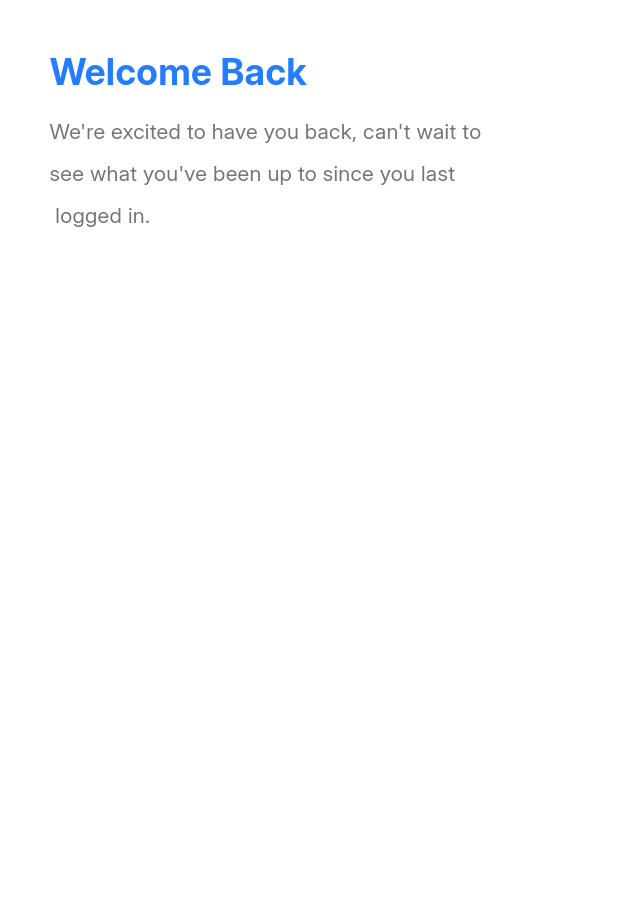
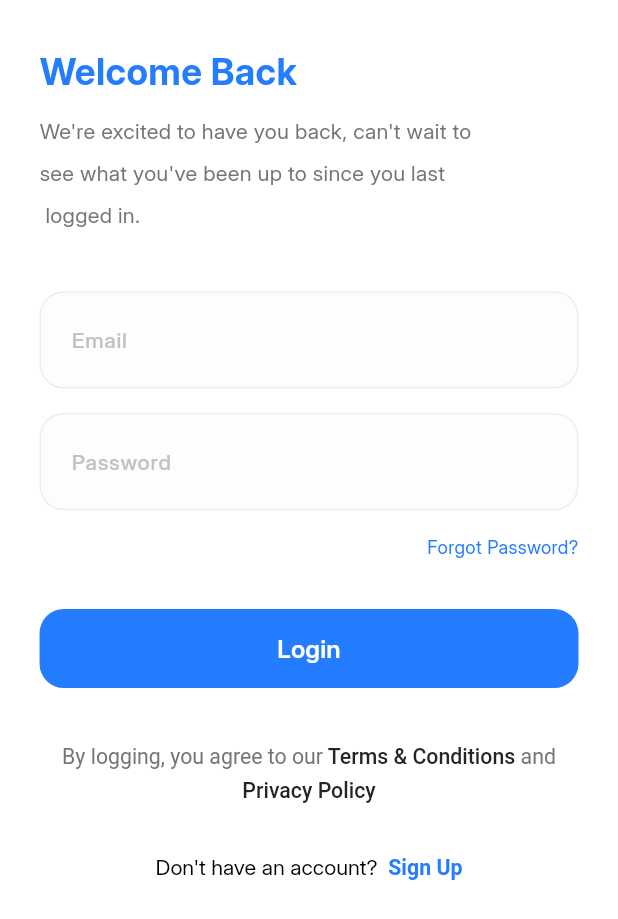
Before and after one commit to MaiBomadian94/flutter_complete_project, a Flutter app: the screen it shows after launch, after a tap on "Get Started", on a phone screen of 412 x 824 dp. Shown: the top 919 px of the screen. Run offline on Flutter 3.47's test engine with Material 3 defaults, Android fonts, the phone set to English and light mode, and no system bars; our stand-ins replace flutter_screenutil, flutter_svg.

Commit message:
* added some text styles * finished login view design

```diff
--- a/lib/core/presentation/widgets/custom_elevated_button.dart
+++ b/lib/core/presentation/widgets/custom_elevated_button.dart
@@ -1,6 +1,5 @@
 import 'package:flutter/material.dart';
 import 'package:flutter_screenutil/flutter_screenutil.dart';
-import 'package:flutter_svg/flutter_svg.dart';
 
 import '../../theming/colors.dart';
 import '../../theming/text_styles.dart';
@@ -14,9 +13,6 @@ class CustomElevatedButton extends StatelessWidget {
     this.height,
     this.fontSize,
     this.fontWeight,
-    this.isThereIcon,
-    this.assetPath,
-    this.iconPadding,
     this.onPressed,
     this.width,
     this.radius,
@@ -28,9 +24,6 @@ class CustomElevatedButton extends StatelessWidget {
   final double? height;
   final double? fontSize;
   final FontWeight? fontWeight;
-  final bool? isThereIcon;
-  final String? assetPath;
-  final double? iconPadding;
   final double? width;
   final void Function()? onPressed;
   final double? radius;
@@ -42,14 +35,7 @@ class CustomElevatedButton extends StatelessWidget {
       height: height ?? 52.h,
       child: ElevatedButton(
         style: ButtonStyle(
-          backgroundColor: WidgetStateProperty.resolveWith<Color>(
-            (Set<WidgetState> states) {
-              if (states.contains(WidgetState.pressed)) {
-                return backgroundColor;
-              }
-              return backgroundColor;
-            },
-          ),
+          backgroundColor: WidgetStateProperty.all(backgroundColor),
           shape: WidgetStateProperty.all(
             RoundedRectangleBorder(
               borderRadius: BorderRadius.circular(radius ?? 16.r),
@@ -57,28 +43,12 @@ class CustomElevatedButton extends StatelessWidget {
           ),
         ),
         onPressed: onPressed,
-        child: Stack(
-          // alignment: Alignment.center,
-          children: [
-            Center(
-              child: Text(
-                title,
-                textAlign: TextAlign.center,
-                style: Styles.textTitle16.copyWith(
-                  color: textColor ?? AppColors.whiteColor,
-                ),
-              ),
-            ),
-            if (isThereIcon == true)
-              Align(
-                alignment: Alignment.centerRight, // أو centerLeft
-                child: Padding(
-                  padding: EdgeInsets.only(left: iconPadding ?? 0), // متجاوبة
-                  child: SvgPicture.asset(assetPath ?? "",
-                      width: 20.w, height: 20.h),
-                ),
-              )
-          ],
+        child: Text(
+          title,
+          textAlign: TextAlign.center,
+          style: Styles.textTitle16semiBold.copyWith(
+            color: textColor ?? AppColors.whiteColor,
+          ),
         ),
       ),
     );
--- a/lib/core/presentation/widgets/custom_text_form_field.dart
+++ b/lib/core/presentation/widgets/custom_text_form_field.dart
@@ -24,7 +24,10 @@ class CustomTextFormField extends StatelessWidget {
   @override
   Widget build(BuildContext context) {
     return TextFormField(
+      cursorColor: AppColors.blackColor,
       decoration: InputDecoration(
+        fillColor: AppColors.formFilledColor,
+        filled: true,
         isDense: true,
         contentPadding: contentPadding ??
             EdgeInsets.symmetric(
@@ -35,7 +38,7 @@ class CustomTextFormField extends StatelessWidget {
             OutlineInputBorder(
                 borderSide: const BorderSide(
                   color: AppColors.mainBlue,
-                  width: 1,
+                  width: 1.5,
                 ),
                 borderRadius: BorderRadius.circular(16.r)),
         enabledBorder: enabledBorder ??
@@ -45,6 +48,12 @@ class CustomTextFormField extends StatelessWidget {
                   width: 1,
                 ),
                 borderRadius: BorderRadius.circular(16.r)),
+        errorBorder: OutlineInputBorder(
+            borderSide: const BorderSide(
+              color: AppColors.errorColor,
+              width: 1,
+            ),
+            borderRadius: BorderRadius.circular(16.r)),
         hintStyle:
             Styles.textTitle14medium.copyWith(color: AppColors.hintColor),
         hintText: hintText,
--- a/lib/core/theming/colors.dart
+++ b/lib/core/theming/colors.dart
@@ -7,5 +7,10 @@ class AppColors {
   static const Color hintColor = Color(0xffC2C2C2);
   static const Color lighterGrey = Color(0xffEDEDED);
   static const Color formTextColor = Color(0xff242424);
+  static const Color formFilledColor = Color(0xffFDFDFF);
+  static const Color blackColor = Color(0xff242424);
+  static const Color errorColor = Color(0xffFF4C5E);
+
+
 
 }
--- a/lib/core/theming/text_styles.dart
+++ b/lib/core/theming/text_styles.dart
@@ -1,4 +1,5 @@
 import 'package:flutter/material.dart';
+import 'package:flutter_complete_project/core/theming/colors.dart';
 import 'package:flutter_complete_project/core/theming/font_weight.dart';
 import 'package:flutter_screenutil/flutter_screenutil.dart';
 
@@ -21,7 +22,7 @@ abstract class Styles {
     fontFamily: 'Inter',
   );
 
-  static TextStyle textTitle12 = TextStyle(
+  static TextStyle textTitle12Regular = TextStyle(
     fontWeight: FontWeightHelper.normal,
     fontSize: 12.sp,
     fontFamily: 'Inter',
@@ -34,9 +35,27 @@ abstract class Styles {
     fontFamily: 'Inter',
   );
 
-  static TextStyle textTitle16 = TextStyle(
+  static TextStyle textTitle16semiBold = TextStyle(
     fontWeight: FontWeightHelper.semiBold,
     fontSize: 16.sp,
     fontFamily: 'Inter',
   );
+
+  static TextStyle textTitle14MediumBlack = TextStyle(
+    fontSize: 14.sp,
+    fontWeight: FontWeightHelper.medium,
+    color: AppColors.blackColor,
+  );
+
+  static TextStyle textTitle14RegularGray = TextStyle(
+    fontSize: 14.sp,
+    fontWeight: FontWeightHelper.normal,
+    color: AppColors.greyColor,
+  );
+
+  static TextStyle font14BlueSemiBold = TextStyle(
+    fontSize: 14.sp,
+    fontWeight: FontWeightHelper.semiBold,
+    color: AppColors.mainBlue,
+  );
 }
--- a/lib/features/login/presentation/view/login_view.dart
+++ b/lib/features/login/presentation/view/login_view.dart
@@ -1,8 +1,13 @@
 import 'package:flutter/material.dart';
 import 'package:flutter_complete_project/core/helpers/spacing.dart';
+import 'package:flutter_complete_project/core/presentation/widgets/custom_elevated_button.dart';
+import 'package:flutter_complete_project/core/presentation/widgets/custom_text_form_field.dart';
 import 'package:flutter_complete_project/core/theming/colors.dart';
 import 'package:flutter_complete_project/core/theming/text_styles.dart';
 import 'package:flutter_screenutil/flutter_screenutil.dart';
+
+import '../widgets/do_not_have_account_widget.dart';
+import '../widgets/terms_and_conditions_widget.dart';
 
 class LoginView extends StatelessWidget {
   const LoginView({super.key});
@@ -12,7 +17,7 @@ class LoginView extends StatelessWidget {
     return SafeArea(
       child: Scaffold(
         body: Padding(
-          padding: EdgeInsets.symmetric(horizontal: 30.w, vertical: 30.h),
+          padding: EdgeInsets.symmetric(horizontal: 24.w, vertical: 30.h),
           child: Column(
             crossAxisAlignment: CrossAxisAlignment.start,
             children: [
@@ -32,7 +37,27 @@ class LoginView extends StatelessWidget {
                 ),
               ),
               verticalSpace(height: 36),
-
+              const CustomTextFormField(hintText: 'Email'),
+              verticalSpace(height: 16),
+              const CustomTextFormField(hintText: 'Password'),
+              verticalSpace(height: 16),
+              Align(
+                alignment: AlignmentDirectional.centerEnd,
+                child: Text(
+                  'Forgot Password?',
+                  style: Styles.textTitle12Regular
+                      .copyWith(color: AppColors.mainBlue),
+                ),
+              ),
+              verticalSpace(height: 32),
+              const CustomElevatedButton(
+                title: 'Login',
+                backgroundColor: AppColors.mainBlue,
+              ),
+              verticalSpace(height: 32),
+              const TermsAndConditionsWidget(),
+              verticalSpace(height: 32),
+              const Center(child: DontHaveAccountWidget())
             ],
           ),
         ),
--- /dev/null
+++ b/lib/features/login/presentation/widgets/do_not_have_account_widget.dart
@@ -0,0 +1,26 @@
+import 'package:flutter/cupertino.dart';
+
+import '../../../../core/theming/text_styles.dart';
+
+class DontHaveAccountWidget extends StatelessWidget {
+  const DontHaveAccountWidget({super.key});
+
+  @override
+  Widget build(BuildContext context) {
+    return RichText(
+      textAlign: TextAlign.center,
+      text: TextSpan(
+        children: [
+          TextSpan(
+            text: 'Don\'t have an account?',
+            style: Styles.textTitle14Regular,
+          ),
+          TextSpan(
+            text: '  Sign Up',
+            style: Styles.font14BlueSemiBold,
+          ),
+        ],
+      ),
+    );
+  }
+}
--- /dev/null
+++ b/lib/features/login/presentation/widgets/terms_and_conditions_widget.dart
@@ -0,0 +1,33 @@
+import 'package:flutter/cupertino.dart';
+import 'package:flutter_complete_project/core/theming/text_styles.dart';
+
+class TermsAndConditionsWidget extends StatelessWidget {
+  const TermsAndConditionsWidget({super.key});
+
+  @override
+  Widget build(BuildContext context) {
+    return RichText(
+      textAlign: TextAlign.center,
+      text: TextSpan(
+        children: [
+          TextSpan(
+            text: 'By logging, you agree to our',
+            style: Styles.textTitle14RegularGray,
+          ),
+          TextSpan(
+            text: ' Terms & Conditions',
+            style: Styles.textTitle14MediumBlack,
+          ),
+          TextSpan(
+            text: ' and',
+            style: Styles.textTitle14RegularGray,
+          ),
+          TextSpan(
+            text: ' Privacy Policy',
+            style: Styles.textTitle14MediumBlack.copyWith(height: 1.6),
+          ),
+        ],
+      ),
+    );
+  }
+}
--- a/lib/features/on_boarding/presentation/view/on_boarding_view.dart
+++ b/lib/features/on_boarding/presentation/view/on_boarding_view.dart
@@ -42,7 +42,7 @@ class OnBoardingView extends StatelessWidget {
                 child: Text(
                   'Manage and schedule all of your medical appointments easily with Docdoc to get a new experience.',
                   textAlign: TextAlign.center,
-                  style: Styles.textTitle12
+                  style: Styles.textTitle12Regular
                       .copyWith(color: AppColors.greyColor),
                 ),
               ),
```
